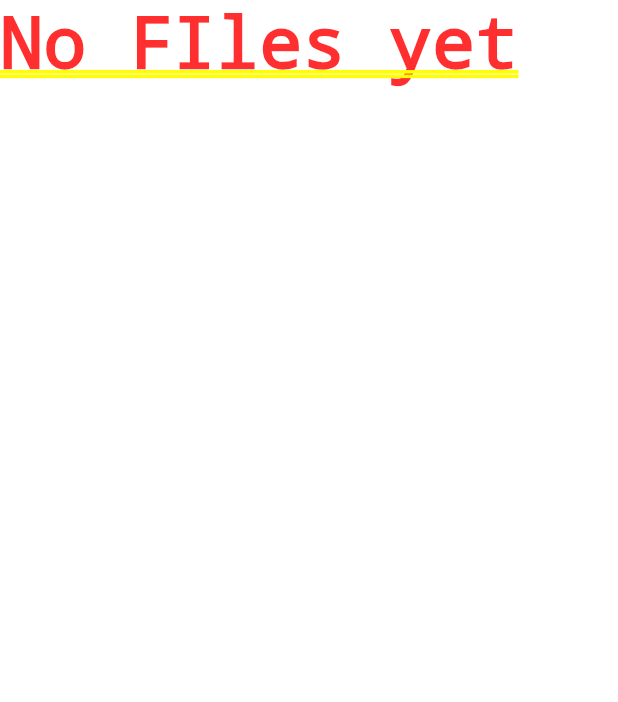
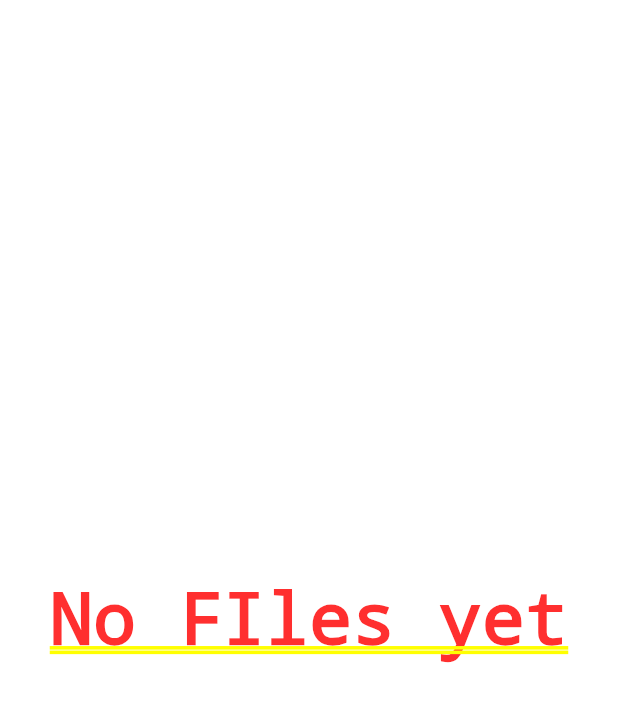
Before and after one commit to janWICKEDpro/file_converter, a Flutter app: the History screen opened by its route, on a phone screen of 412 x 824 dp. Shown: the top 702 px of the screen. Run offline on Flutter 3.47's test engine with Material 2 defaults, Android fonts, the phone set to English and light mode, and no system bars; our stand-ins replace bloc, dio, file_picker, flutter_bloc, permission_handler; statements that could not run were skipped.

```diff
--- a/lib/screens/history.dart
+++ b/lib/screens/history.dart
@@ -21,7 +21,7 @@ class _HistoryState extends State<History> {
   @override
   Widget build(BuildContext context) {
     return list.isEmpty
-        ? const Text("No FIles yet")
+        ? const Center(child: Text("No FIles yet"))
         : ListView.builder(
             itemCount: list.length,
             itemBuilder: (context, index) {
```
